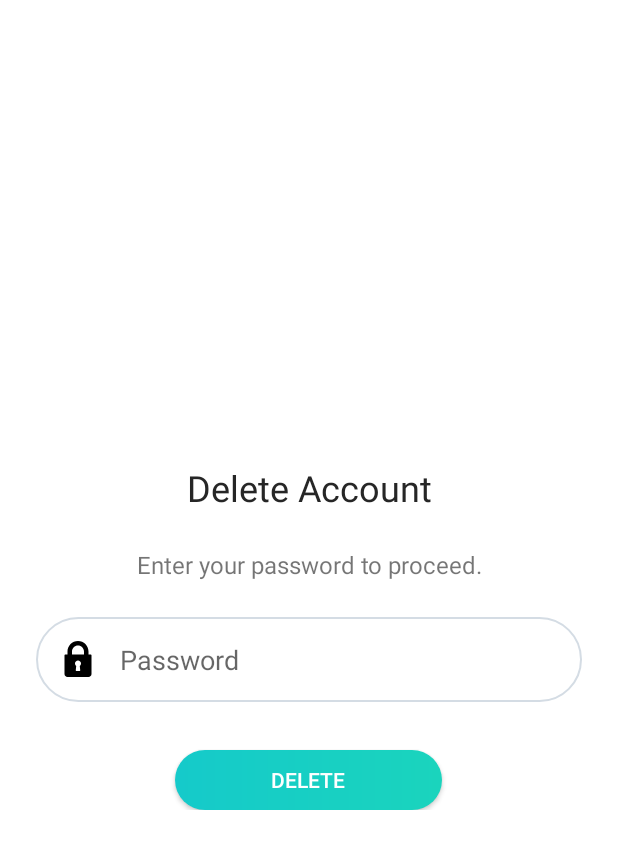
After one commit to S4ND1X/AtomicTracker, an Android app: the DeleteAccountActivity screen opened directly, with no data from a screen before it, on a phone screen of 412 x 824 dp. The commit adds this screen. Shown: the top 849 px of the screen. Run offline under Robolectric (Android 15) with nearby library versions, the phone set to English and light mode, and no system bars; our stand-ins replace Firebase (no records; nobody signed in at launch, a user with empty details on screens opened directly).

Commit message:
feat add delete account and update password

```diff
--- a/app/build.gradle
+++ b/app/build.gradle
@@ -55,4 +55,5 @@ dependencies {
     // Declare the dependency for the Cloud Storage library
     // When using the BoM, you don't specify versions in Firebase library dependencies
     implementation 'com.google.firebase:firebase-storage-ktx'
+
 }
--- /dev/null
+++ b/app/src/main/java/com/example/atomictracker/DeleteAccountActivity.kt
@@ -0,0 +1,67 @@
+package com.example.atomictracker
+
+import android.content.Intent
+import androidx.appcompat.app.AppCompatActivity
+import android.os.Bundle
+import android.widget.Toast
+import com.example.atomictracker.databinding.ActivityDeleteAccountBinding
+import com.google.firebase.auth.EmailAuthProvider
+import com.google.firebase.auth.FirebaseAuth
+import com.google.firebase.auth.ktx.auth
+import com.google.firebase.ktx.Firebase
+
+class DeleteAccountActivity : AppCompatActivity() {
+
+
+    private lateinit var binding: ActivityDeleteAccountBinding
+    private lateinit var auth: FirebaseAuth
+
+    override fun onCreate(savedInstanceState: Bundle?) {
+        super.onCreate(savedInstanceState)
+
+        binding = ActivityDeleteAccountBinding.inflate(layoutInflater)
+        setContentView(binding.root)
+        auth = Firebase.auth
+
+        binding.deleteAccountAppCompatButton.setOnClickListener {
+            val password = binding.passwordEditText.text.toString()
+            deleteAccount (password)
+        }
+
+    }
+
+    private  fun deleteAccount(password : String) {
+        val user = auth.currentUser
+
+        if (user != null){
+            val email = user.email
+            val credential = EmailAuthProvider
+                .getCredential(email!!, password)
+
+            user.reauthenticate(credential)
+                .addOnCompleteListener { task ->
+                    if(task.isSuccessful) {
+
+                        user.delete()
+                            .addOnCompleteListener { taskDeleteAcount ->
+                                if (taskDeleteAcount.isSuccessful) {
+                                    Toast.makeText(this, "Se elminó tu cuenta.",
+                                        Toast.LENGTH_SHORT).show()
+                                    signOut()
+                                }
+                            }
+
+                    } else {
+                        Toast.makeText(this, "La contraseña ingresada es incorrecta.",
+                            Toast.LENGTH_SHORT).show()
+                    }
+                }
+        }
+    }
+
+    private  fun signOut(){
+        auth.signOut()
+        val intent = Intent(this, SignInActivity::class.java)
+        this.startActivity(intent)
+    }
+}
--- a/app/src/main/java/com/example/atomictracker/SignInActivity.kt
+++ b/app/src/main/java/com/example/atomictracker/SignInActivity.kt
@@ -97,6 +97,7 @@ class SignInActivity : AppCompatActivity() {
             }
     }
 
+
     /**
      *
      */
--- /dev/null
+++ b/app/src/main/res/layout/activity_delete_account.xml
@@ -0,0 +1,71 @@
+<?xml version="1.0" encoding="utf-8"?>
+<androidx.constraintlayout.widget.ConstraintLayout xmlns:android="http://schemas.android.com/apk/res/android"
+    xmlns:app="http://schemas.android.com/apk/res-auto"
+    xmlns:tools="http://schemas.android.com/tools"
+    android:layout_width="match_parent"
+    android:layout_height="match_parent"
+    tools:context=".UpdatePasswordActivity">
+
+    <LinearLayout
+        android:layout_width="match_parent"
+        android:layout_height="wrap_content"
+        android:orientation="vertical"
+        app:layout_constraintBottom_toBottomOf="parent"
+        app:layout_constraintEnd_toEndOf="parent"
+        app:layout_constraintStart_toStartOf="parent"
+        app:layout_constraintTop_toTopOf="parent">
+
+        <TextView
+            android:id="@+id/textView7"
+            android:layout_width="match_parent"
+            android:layout_height="wrap_content"
+            android:layout_marginLeft="24dp"
+            android:layout_marginTop="24dp"
+            android:layout_marginRight="24dp"
+            android:gravity="center"
+            android:text="Delete Account"
+            android:textColor="@color/black_500"
+            android:textSize="24sp" />
+
+        <TextView
+            android:id="@+id/textView8"
+            android:layout_width="match_parent"
+            android:layout_height="wrap_content"
+            android:layout_marginLeft="24dp"
+            android:layout_marginTop="24dp"
+            android:layout_marginRight="24dp"
+            android:gravity="center"
+            android:text="Enter your password to proceed."
+            android:textSize="16sp" />
+
+        <EditText
+            android:id="@+id/passwordEditText"
+            android:layout_width="match_parent"
+            android:layout_height="wrap_content"
+            android:layout_marginLeft="24dp"
+            android:layout_marginTop="24dp"
+            android:layout_marginRight="24dp"
+            android:autofillHints="@string/password"
+            android:background="@drawable/ic_field"
+            android:drawableStart="@drawable/ic_lock"
+            android:drawableLeft="@drawable/ic_lock"
+            android:drawablePadding="16dp"
+            android:ems="10"
+            android:hint="Password"
+            android:inputType="textPassword"
+            android:maxLength="16"
+            android:padding="16dp" />
+
+        <androidx.appcompat.widget.AppCompatButton
+            android:id="@+id/deleteAccountAppCompatButton"
+            android:layout_width="wrap_content"
+            android:layout_height="40dp"
+            android:layout_gravity="center"
+            android:layout_marginTop="32dp"
+            android:background="@drawable/ic_buttom"
+            android:paddingLeft="64dp"
+            android:paddingRight="64dp"
+            android:text="Delete"
+            android:textColor="@color/white" />
+    </LinearLayout>
+</androidx.constraintlayout.widget.ConstraintLayout>
```
Also changed, not shown: app/src/main/AndroidManifest.xml (+7 -1 lines), app/src/main/java/com/example/atomictracker/MainActivity.kt (+10 -0 lines), app/src/main/java/com/example/atomictracker/UpdatePasswordActivity.kt (added, +79 -0 lines), app/src/main/res/layout/activity_update_password.xml (added, +97 -0 lines).
